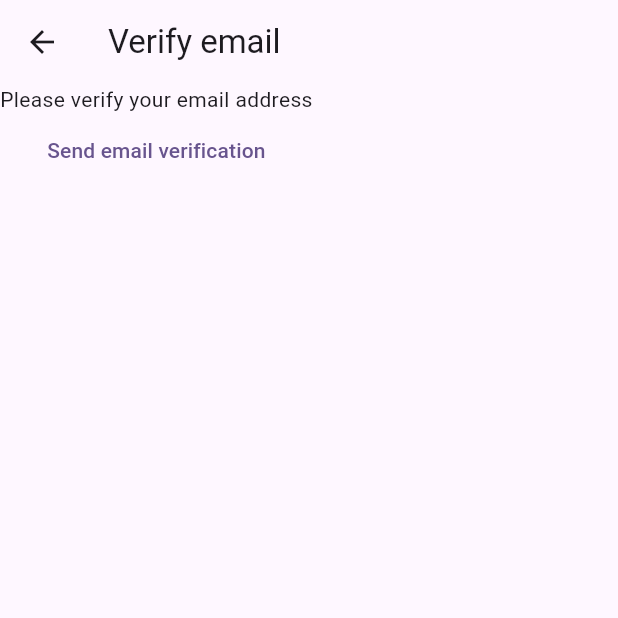
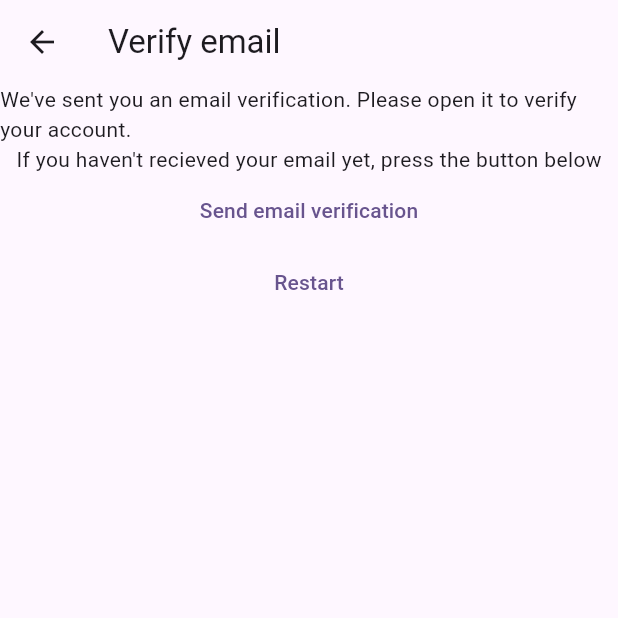
Before and after one commit to flutter-preview/vgupta98-mynotes_flutter_course, a Flutter app: the VerfiyEmailView screen opened directly, on a phone screen of 412 x 824 dp, the top half of it. Run offline on Flutter 3.47's test engine with Material 2 defaults, Android fonts, the phone set to English and light mode, and no system bars; our stand-ins replace firebase_auth, firebase_core; accounts and stored records are empty.

Commit message:
add verify email route

```diff
--- a/lib/constants/routes.dart
+++ b/lib/constants/routes.dart
@@ -1,3 +1,4 @@
 const loginRoute = '/login/';
 const registerRoute = '/register/';
 const notesRoute = '/notes/';
+const verifyEmailRoute = '/verify-email/';
--- a/lib/main.dart
+++ b/lib/main.dart
@@ -22,6 +22,7 @@ void main() {
       loginRoute: (context) => const LoginView(),
       registerRoute: (context) => const RegisterView(),
       notesRoute: (context) => const NotesView(),
+      verifyEmailRoute: (context) => const VerfiyEmailView(),
     },
   ));
 }
--- a/lib/views/verify_email_view.dart
+++ b/lib/views/verify_email_view.dart
@@ -1,6 +1,8 @@
 import 'package:firebase_auth/firebase_auth.dart';
 import 'package:flutter/material.dart';
 import 'dart:developer' as devtools show log;
+
+import 'package:mynotes/constants/routes.dart';
 
 class VerfiyEmailView extends StatefulWidget {
   const VerfiyEmailView({super.key});
@@ -18,7 +20,10 @@ class _VerfiyEmailViewState extends State<VerfiyEmailView> {
       ),
       body: Column(
         children: [
-          const Text('Please verify your email address'),
+          const Text(
+              "We've sent you an email verification. Please open it to verify your account."),
+          const Text(
+              "If you haven't recieved your email yet, press the button below"),
           TextButton(
             onPressed: () async {
               final user = FirebaseAuth.instance.currentUser;
@@ -28,7 +33,17 @@ class _VerfiyEmailViewState extends State<VerfiyEmailView> {
               }
             },
             child: const Text('Send email verification'),
-          )
+          ),
+          TextButton(
+            onPressed: () async {
+              await FirebaseAuth.instance.signOut();
+              Navigator.of(context).pushNamedAndRemoveUntil(
+                registerRoute,
+                (route) => false,
+              );
+            },
+            child: const Text('Restart'),
+          ),
         ],
       ),
     );
```
Also changed, not shown: lib/views/register_view.dart (+26 -7 lines).
